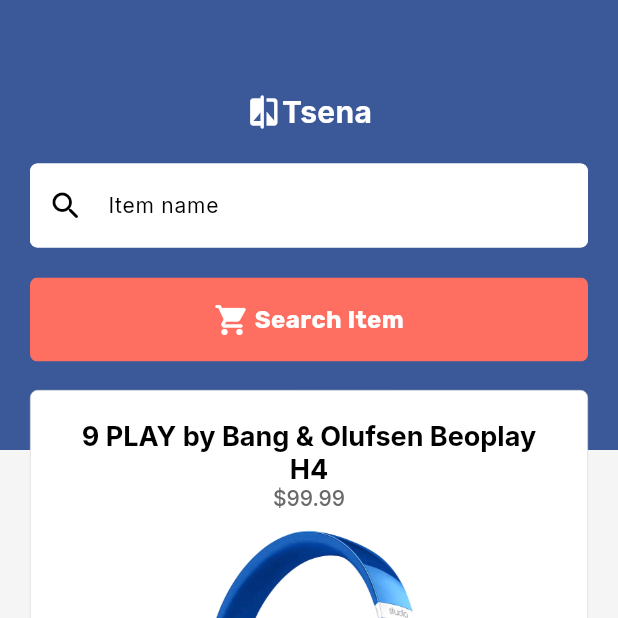
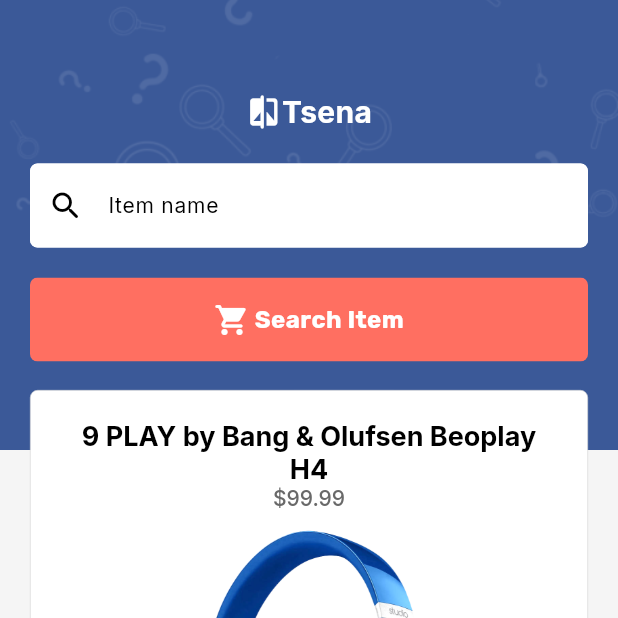
Before and after one commit to kirtipatel176/price-comparison, a Flutter app: the screen it shows after launch, on a phone screen of 412 x 824 dp, the top half of it. Run offline on Flutter 3.47's test engine with Material 3 defaults, Android fonts, the phone set to English and light mode, and no system bars; our stand-ins replace flutter_keyboard_visibility, google_fonts.

Commit message:
assets updated

```diff
--- a/lib/screen/home_screen.dart
+++ b/lib/screen/home_screen.dart
@@ -21,7 +21,16 @@
       return Scaffold(
         backgroundColor: const Color(0xFF3B5998),
         resizeToAvoidBottomInset: true,
-        body: Padding(
+        body: Container(
+          width: MediaQuery.of(context).size.width,
+          height: MediaQuery.of(context).size.height,
+          decoration: BoxDecoration(
+            image: DecorationImage(
+              image: AssetImage("assets/images/background.png"),
+              fit: BoxFit.cover,
+            ),
+          ),
+          child: Padding(
             padding: EdgeInsets.only(
               bottom: MediaQuery.of(context).viewInsets.bottom,
             ),
@@ -126,7 +135,8 @@
                               style: GoogleFonts.inter(height: 1.2),
                               children: <TextSpan>[
                                 TextSpan(
-                                text: '9 PLAY by Bang & Olufsen Beoplay H4 \n',
+                                  text:
+                                      '9 PLAY by Bang & Olufsen Beoplay H4 \n',
                                   style: GoogleFonts.inter(
                                       fontSize: 18.0,
                                       fontWeight: FontWeight.bold,
@@ -167,6 +177,7 @@
               ],
             ),
           ),
+        ),
       );
     });
   }
```
Also changed, not shown: assets/images/background.png (added), assets/images/search-removebg-preview.png (added), 1 other file. Lines whose indentation alone changed are shown as unchanged.
